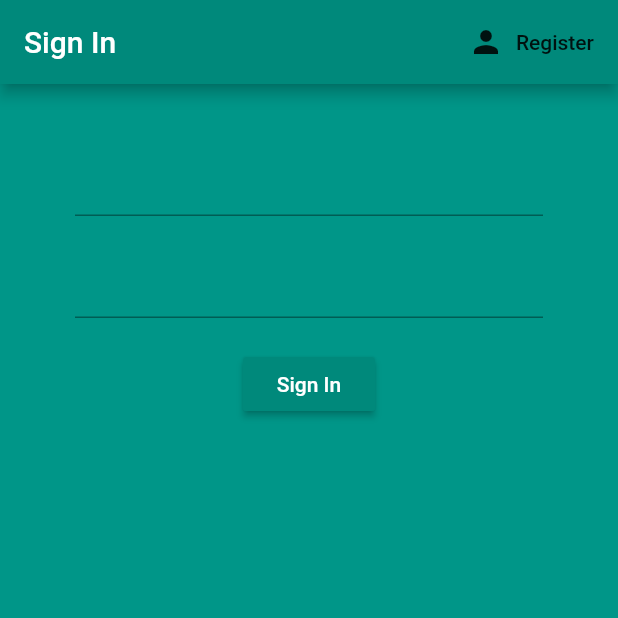
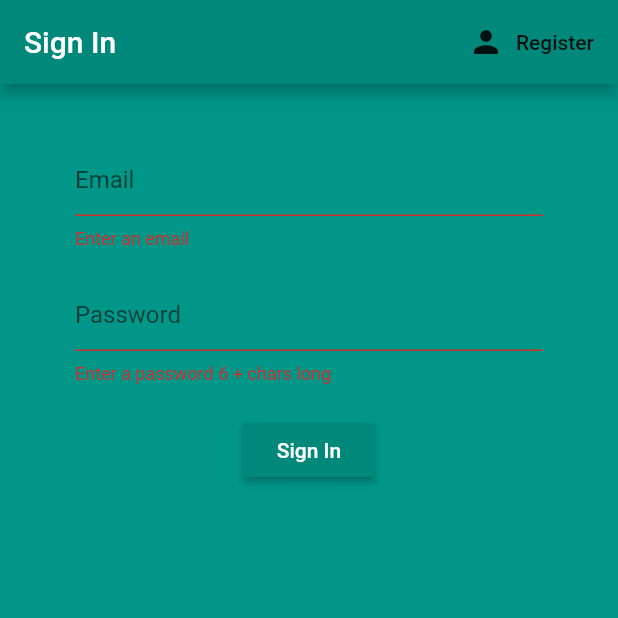
Before and after one commit to TechnicallyItsPossible/medifriend, a Flutter app: the screen it shows after launch, after a tap on "Sign In", on a phone screen of 412 x 824 dp, the top half of it. Run offline on Flutter 3.47's test engine with Material 2 defaults, Android fonts, the phone set to English and light mode, and no system bars; our stand-ins replace firebase_auth, splashscreen; accounts and stored records are empty.

Commit message:
Sign In and Register Module along with Redirection to Home Screen Complete
Signed-off-by: Raaj Anand Chaudhary <raaj.anand2@gmail.com>

```diff
--- a/lib/screens/authenticate/register.dart
+++ b/lib/screens/authenticate/register.dart
@@ -1,4 +1,5 @@
 import 'package:MediFriend/services/auth.dart';
+import 'package:MediFriend/shared/constants.dart';
 import 'package:flutter/material.dart';
 
 class Register extends StatefulWidget {
@@ -44,6 +45,7 @@ class _RegisterState extends State<Register> {
                 children: <Widget>[
                   SizedBox(height: 20),
                   TextFormField(
+                    decoration: textInputDecoration.copyWith(hintText: 'Email'),
                     validator: (val) => val.isEmpty ? 'Enter an email' : null,
                     onChanged: (val) {
                       setState(() => email = val);
@@ -51,6 +53,8 @@ class _RegisterState extends State<Register> {
                   ),
                   SizedBox(height: 20),
                   TextFormField(
+                    decoration:
+                        textInputDecoration.copyWith(hintText: 'Password'),
                     validator: (val) => val.length < 6
                         ? 'Enter a password 6 + chars long'
                         : null,
--- a/lib/screens/authenticate/sign_in.dart
+++ b/lib/screens/authenticate/sign_in.dart
@@ -1,4 +1,5 @@
 import 'package:MediFriend/services/auth.dart';
+import 'package:MediFriend/shared/constants.dart';
 import 'package:flutter/material.dart';
 
 class SignIn extends StatefulWidget {
@@ -12,10 +13,12 @@ class SignIn extends StatefulWidget {
 
 class _SignInState extends State<SignIn> {
   final AuthService _auth = AuthService();
+  final _formKey = GlobalKey<FormState>();
 
   //text field state
   String email = '';
   String password = '';
+  String error = '';
 
   @override
   Widget build(BuildContext context) {
@@ -37,17 +40,25 @@ class _SignInState extends State<SignIn> {
       body: Container(
           padding: EdgeInsets.symmetric(vertical: 20, horizontal: 50),
           child: Form(
+              key: _formKey,
               child: Column(
                 children: <Widget>[
                   SizedBox(height: 20),
                   TextFormField(
+                    decoration: textInputDecoration.copyWith(hintText: 'Email'),
+                    validator: (val) => val.isEmpty ? 'Enter an email' : null,
                     onChanged: (val) {
                       setState(() => email = val);
                     },
                   ),
                   SizedBox(height: 20),
                   TextFormField(
+                    decoration:
+                        textInputDecoration.copyWith(hintText: 'Password'),
                     obscureText: true,
+                    validator: (val) => val.length < 6
+                        ? 'Enter a password 6 + chars long'
+                        : null,
                     onChanged: (val) {
                       setState(() => password = val);
                     },
@@ -60,9 +71,20 @@ class _SignInState extends State<SignIn> {
                       style: TextStyle(color: Colors.white),
                     ),
                     onPressed: () async {
-                  print(email);
-                  print(password);
+                      if (_formKey.currentState.validate()) {
+                        dynamic result = await _auth.signInWithEmailAndPassword(
+                            email, password);
+
+                        if (result == null) {
+                          setState(() => error = 'Invalid Credentials');
+                        }
+                      }
                     },
+                  ),
+                  SizedBox(height: 12.0),
+                  Text(
+                    error,
+                    style: TextStyle(color: Colors.white, fontSize: 14.0),
                   )
                 ],
               ))),
--- a/lib/services/auth.dart
+++ b/lib/services/auth.dart
@@ -27,6 +27,18 @@ class AuthService {
   }
 
 //sign in email and pass
+  Future signInWithEmailAndPassword(String email, String password) async {
+    try {
+      AuthResult result = await _auth.signInWithEmailAndPassword(
+          email: email, password: password);
+      FirebaseUser user = result.user;
+      return _userFromFirebaseUser(user);
+    } catch (e) {
+      print(e.toString());
+      return null;
+    }
+  }
+
 //register with email and password
   Future registerWithEmailAndPassword(String email, String password) async {
     try {
--- /dev/null
+++ b/lib/shared/constants.dart
@@ -0,0 +1,3 @@
+import 'package:flutter/material.dart';
+
+const textInputDecoration = InputDecoration();
```
Lines whose indentation alone changed are shown as unchanged.
